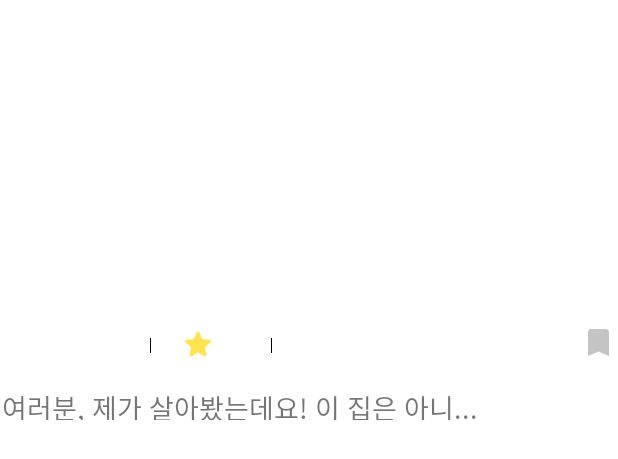
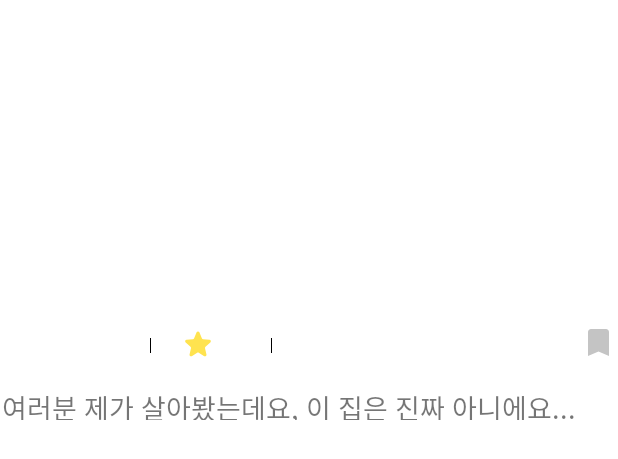
Before and after one commit to mash-up-kr/baeppo_Android, an Android app: the layout item_review.xml on its own in the app's theme, with its tools: preview values and no code run, on a phone screen of 412 x 824 dp. Shown: the top 459 px of the screen. Run offline under Robolectric (Android 15) with nearby library versions, the phone set to English and light mode, and no system bars.

Commit message:
refactor: review 설명 tools:text로 변경

```diff
--- a/app/src/main/res/layout/item_review.xml
+++ b/app/src/main/res/layout/item_review.xml
@@ -108,7 +108,7 @@
             android:layout_height="wrap_content"
             android:layout_marginStart="1dp"
             android:layout_marginTop="17dp"
-            android:text="여러분, 제가 살아봤는데요! 이 집은 아니..."
+            tools:text="여러분 제가 살아봤는데요, 이 집은 진짜 아니에요..."
             android:textSize="18sp"
             app:layout_constraintStart_toStartOf="parent"
             app:layout_constraintTop_toBottomOf="@id/tv_buildingName" />
```
